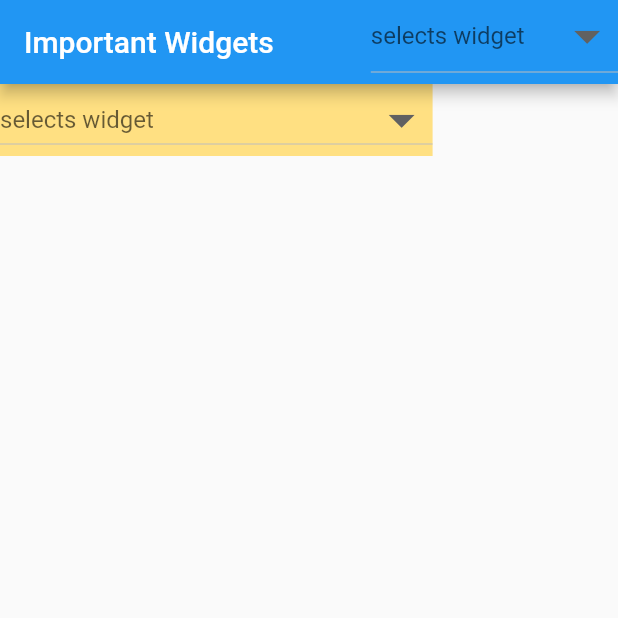
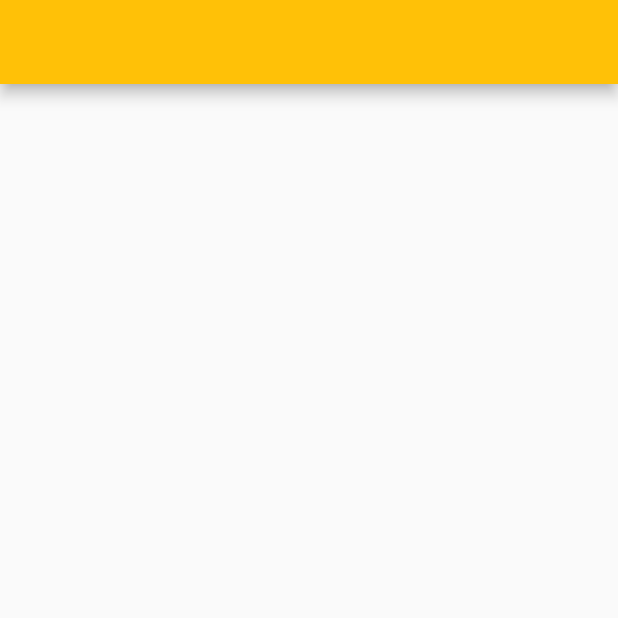
Before and after one commit to Abdullah6445/flutter-important-widgets, a Flutter app: the screen it shows after launch, on a phone screen of 412 x 824 dp, the top half of it. Run offline on Flutter 3.47's test engine with Material 3 defaults, Android fonts, the phone set to English and light mode, and no system bars.

Commit message:
creating custom appbar

```diff
--- /dev/null
+++ b/lib/pages/appbarPractice.dart
@@ -0,0 +1,20 @@
+import 'package:flutter/material.dart';
+
+class appbarPractice extends StatelessWidget implements PreferredSizeWidget {
+  const appbarPractice({super.key});
+
+  @override
+  Widget build(BuildContext context) {
+    return AppBar(
+      backgroundColor: Colors.amber,
+      // title: ,
+    );
+  }
+
+  @override
+  // TODO: implement preferredSize
+  Size get preferredSize => Size(
+        double.infinity,
+        56,
+      );
+}
--- a/lib/pages/dropDown.dart
+++ b/lib/pages/dropDown.dart
@@ -1,10 +1,7 @@
-import 'dart:math';
-
 import 'package:flutter/material.dart';
 
 class dropDown extends StatefulWidget {
   const dropDown({super.key});
-
   @override
   State<dropDown> createState() => _dropDownState();
 }
@@ -61,7 +58,7 @@ class _dropDownState extends State<dropDown> {
   @override
   Widget build(BuildContext context) {
     return Container(
-      width: MediaQuery.of(context).size.width * (.4),
+      width: MediaQuery.of(context).size.width * (.9),
       child: DropdownButton(
           hint: Text(
             valueee,
--- a/lib/pages/widgetPage.dart
+++ b/lib/pages/widgetPage.dart
@@ -1,5 +1,5 @@
 import 'package:flutter/material.dart';
-// import 'package:flutter_important_widgets/pages/customDropDown.dart';
+import 'package:flutter_important_widgets/pages/appbarPractice.dart';
 import 'package:flutter_important_widgets/pages/dropDown.dart';
 
 class widgetPage extends StatefulWidget {
@@ -13,17 +13,10 @@ class _widgetPageState extends State<widgetPage> {
   @override
   Widget build(BuildContext context) {
     return Scaffold(
-      appBar: AppBar(
-        title: Text("Important Widgets"),
-        actions: [
-          dropDown(),
-        ],
-      ),
-      body: Container(
-        width: MediaQuery.of(context).size.width * .7,
-        color: Colors.amber.shade200,
-        child: dropDown(),
-      ),
+      appBar: appbarPractice(),
+      // appBar: AppBar(
+      //   title: Text("custom appbar"),
+      // ),
     );
   }
 }
```
